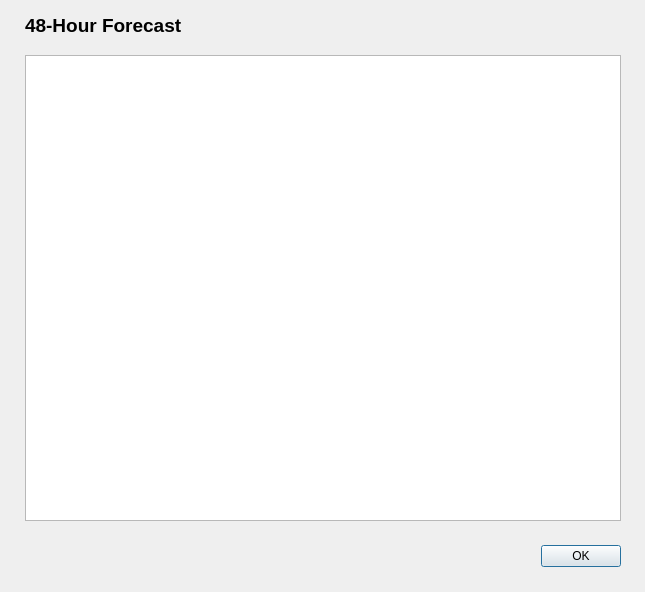
Qt form forty_eight_hour_forecast.ui (itinstructor/OWMOneCallPySide6) before a commit.
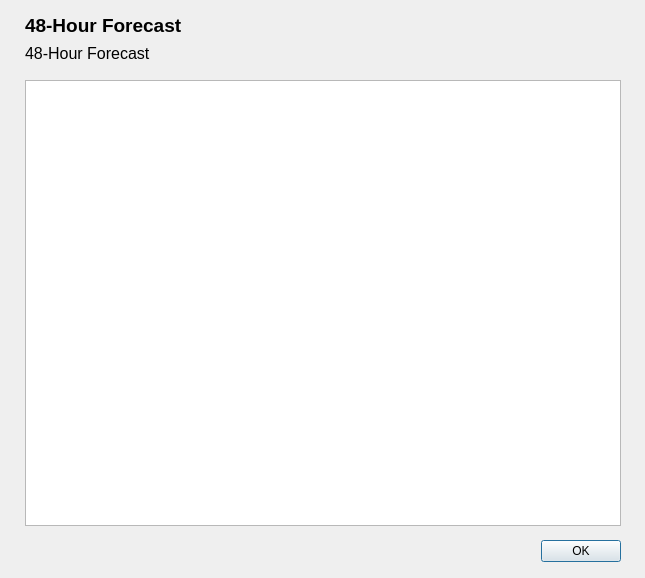
The same form after that commit.

Commit message:
Update Dialog Boxes
Moved address out of list box into a separate label.

Patch:
```diff
--- a/forty_eight_hour_forecast.ui
+++ b/forty_eight_hour_forecast.ui
@@ -10,7 +10,7 @@
     <x>0</x>
     <y>0</y>
     <width>645</width>
-    <height>592</height>
+    <height>578</height>
    </rect>
   </property>
   <property name="windowTitle">
@@ -23,7 +23,7 @@
    <property name="geometry">
     <rect>
      <x>280</x>
-     <y>540</y>
+     <y>535</y>
      <width>341</width>
      <height>32</height>
     </rect>
@@ -39,9 +39,9 @@
    <property name="geometry">
     <rect>
      <x>25</x>
-     <y>55</y>
+     <y>80</y>
      <width>596</width>
-     <height>466</height>
+     <height>446</height>
     </rect>
    </property>
    <property name="font">
@@ -69,6 +69,25 @@
     <string notr="true">48-Hour Forecast</string>
    </property>
   </widget>
+  <widget class="QLabel" name="lbl_location">
+   <property name="geometry">
+    <rect>
+     <x>25</x>
+     <y>40</y>
+     <width>591</width>
+     <height>26</height>
+    </rect>
+   </property>
+   <property name="font">
+    <font>
+     <pointsize>12</pointsize>
+     <bold>false</bold>
+    </font>
+   </property>
+   <property name="text">
+    <string notr="true">48-Hour Forecast</string>
+   </property>
+  </widget>
  </widget>
  <resources/>
  <connections>
```
The commit also changes 6 other files.
